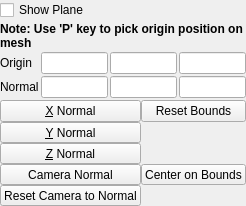
Kitware/ParaView, file Qt/Components/Resources/UI/pqImplicitPlaneWidget.ui: the form before one commit.
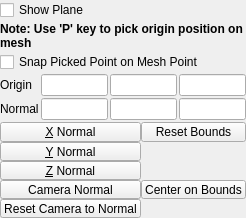
The form after the commit. Custom widgets are drawn as their Qt base class.

Commit message:
Add the possibility to pick mesh point
1. Add a SnapOnMeshPoint parameters which does not compute intersection between view ray and dataset, but directly select closest point using selectSurfacePoint

2. Add ui widget to  control this parameter to LineWIdget and Implicit Plane Widget

3. Minor changes linked to ui design

Diff of the .ui file:
```diff
--- a/Qt/Components/Resources/UI/pqImplicitPlaneWidget.ui
+++ b/Qt/Components/Resources/UI/pqImplicitPlaneWidget.ui
@@ -50,6 +50,16 @@
      </property>
     </widget>
    </item>
+   <item>
+    <widget class="QCheckBox" name="pickMeshPoint" >
+     <property name="text" >
+      <string>Snap Picked Point on Mesh Point</string>
+     </property>
+     <property name="toolTip">
+       <string>If checked, picked points using 'P' will be snapped on mesh points</string>
+     </property>
+    </widget>
+   </item>
    <item>
     <layout class="QGridLayout" >
      <property name="leftMargin" >
```
The commit also changes 10 other files.
